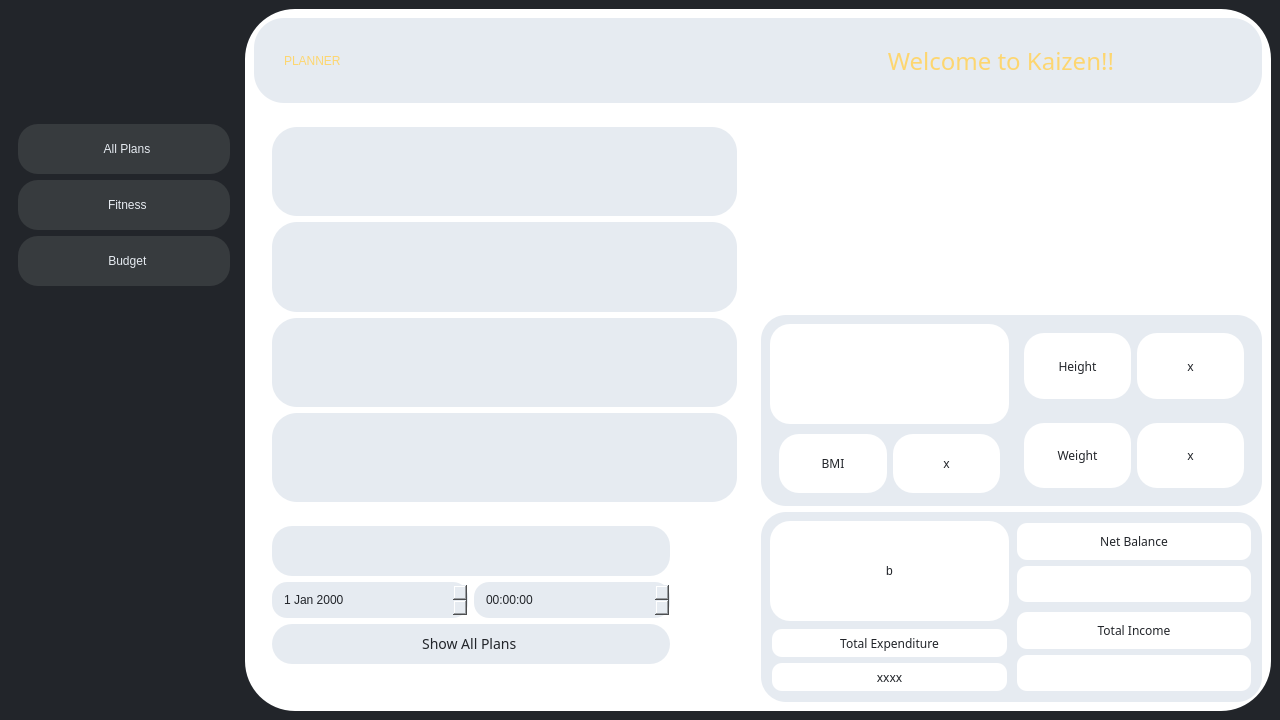
This is K/planner.ui in burr1to/kaizen as Qt 5 draws it before an edit. The edited form follows.
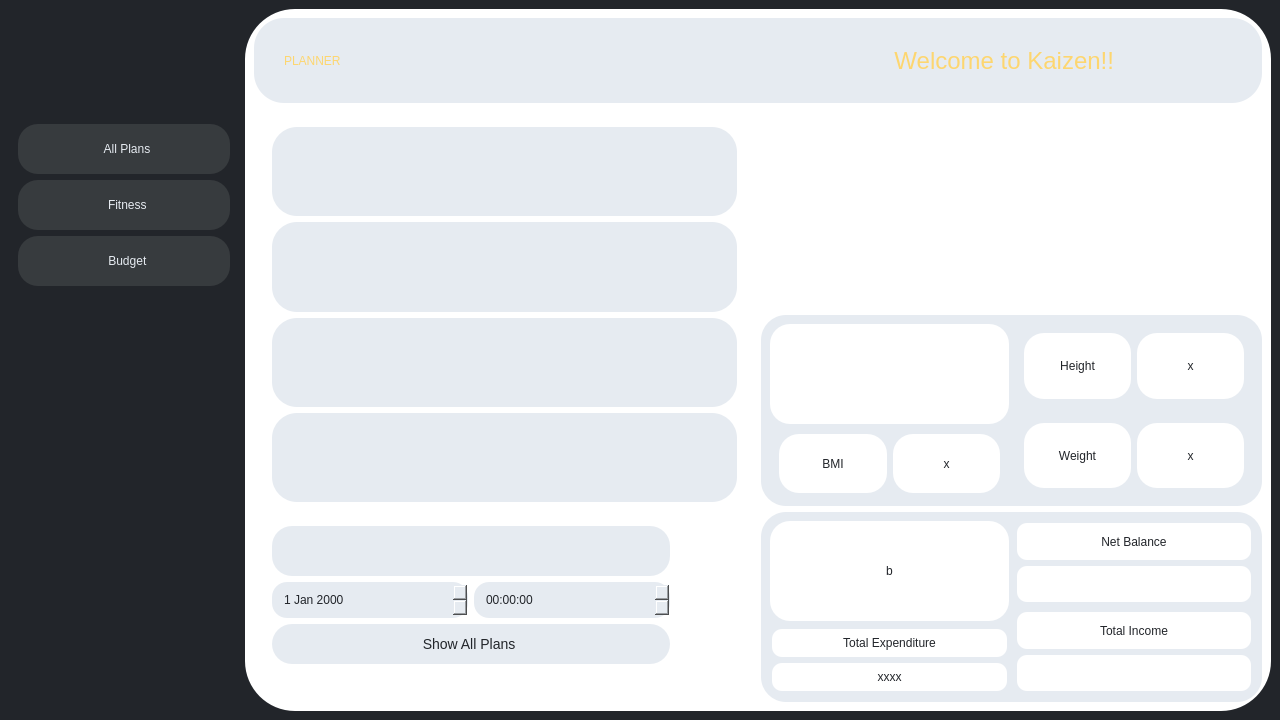
This is the edited form. Icons and pictures are not drawn.

```diff
--- a/K/planner.ui
+++ b/K/planner.ui
@@ -279,7 +279,6 @@
            <widget class="QLabel" name="heytxt">
             <property name="font">
              <font>
-              <family>FONTSPRING DEMO - Pontiac Black</family>
               <pointsize>-1</pointsize>
               <italic>false</italic>
               <bold>false</bold>
@@ -555,7 +554,6 @@
                      </property>
                      <property name="font">
                       <font>
-                       <family>Foco</family>
                        <pointsize>-1</pointsize>
                        <italic>false</italic>
                        <bold>false</bold>
@@ -708,7 +706,6 @@
                     <widget class="QLabel" name="BMI_label">
                      <property name="font">
                       <font>
-                       <family>Foco</family>
                        <pointsize>-1</pointsize>
                        <italic>false</italic>
                        <bold>false</bold>
@@ -735,7 +732,6 @@
                     <widget class="QLabel" name="bmit">
                      <property name="font">
                       <font>
-                       <family>Foco</family>
                        <pointsize>-1</pointsize>
                        <italic>false</italic>
                        <bold>false</bold>
@@ -775,7 +771,6 @@
                     <widget class="QLabel" name="Height_label">
                      <property name="font">
                       <font>
-                       <family>Foco</family>
                        <pointsize>-1</pointsize>
                        <italic>false</italic>
                        <bold>false</bold>
@@ -802,7 +797,6 @@
                     <widget class="QLabel" name="heightt">
                      <property name="font">
                       <font>
-                       <family>Foco</family>
                        <pointsize>-1</pointsize>
                        <italic>false</italic>
                        <bold>false</bold>
@@ -837,7 +831,6 @@
                     <widget class="QLabel" name="Weight_label">
                      <property name="font">
                       <font>
-                       <family>Foco</family>
                        <pointsize>-1</pointsize>
                        <italic>false</italic>
                        <bold>false</bold>
@@ -864,7 +857,6 @@
                     <widget class="QLabel" name="weightt">
                      <property name="font">
                       <font>
-                       <family>Foco</family>
                        <pointsize>-1</pointsize>
                        <italic>false</italic>
                        <bold>false</bold>
@@ -963,7 +955,6 @@
                     <widget class="QLabel" name="Expenditure_label">
                      <property name="font">
                       <font>
-                       <family>Foco</family>
                        <pointsize>-1</pointsize>
                        <italic>false</italic>
                        <bold>false</bold>
@@ -990,7 +981,6 @@
                     <widget class="QLabel" name="exp">
                      <property name="font">
                       <font>
-                       <family>Foco</family>
                        <pointsize>-1</pointsize>
                        <italic>false</italic>
                        <bold>false</bold>
@@ -1042,7 +1032,6 @@
                     <widget class="QLabel" name="Balance_label">
                      <property name="font">
                       <font>
-                       <family>Foco</family>
                        <pointsize>-1</pointsize>
                        <italic>false</italic>
                        <bold>false</bold>
@@ -1121,7 +1110,6 @@
                     <widget class="QLabel" name="Budget_label">
                      <property name="font">
                       <font>
-                       <family>Foco</family>
                        <pointsize>-1</pointsize>
                        <italic>false</italic>
                        <bold>false</bold>
```
Left out of the diff: 9 changed lines with no effect on the pictures.
